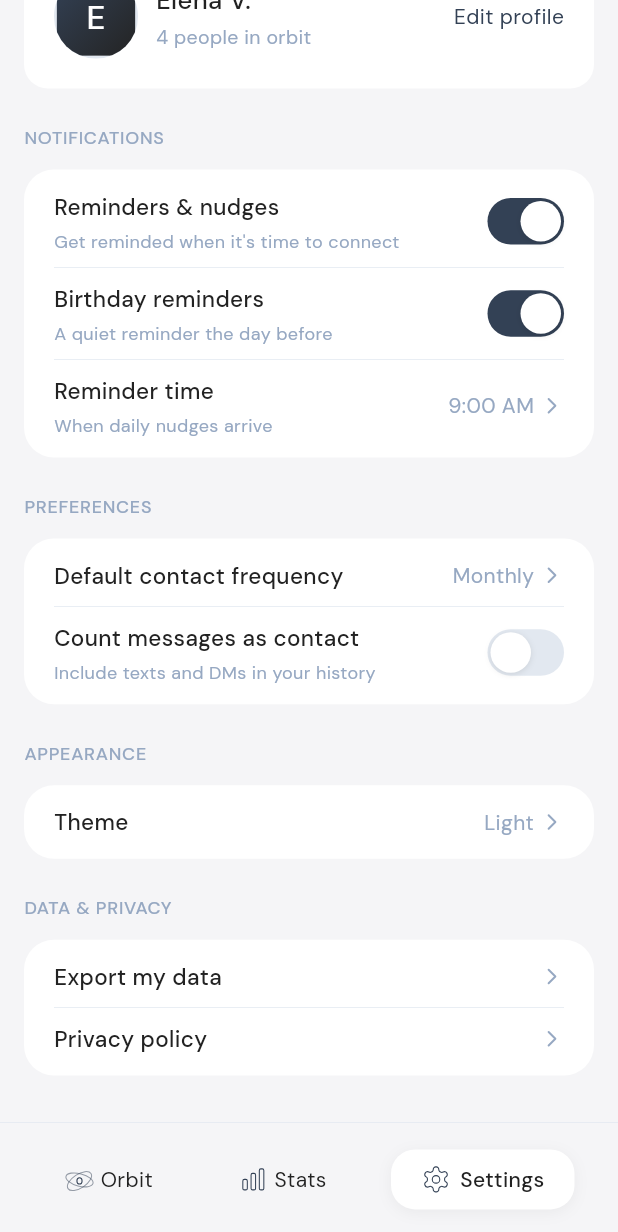
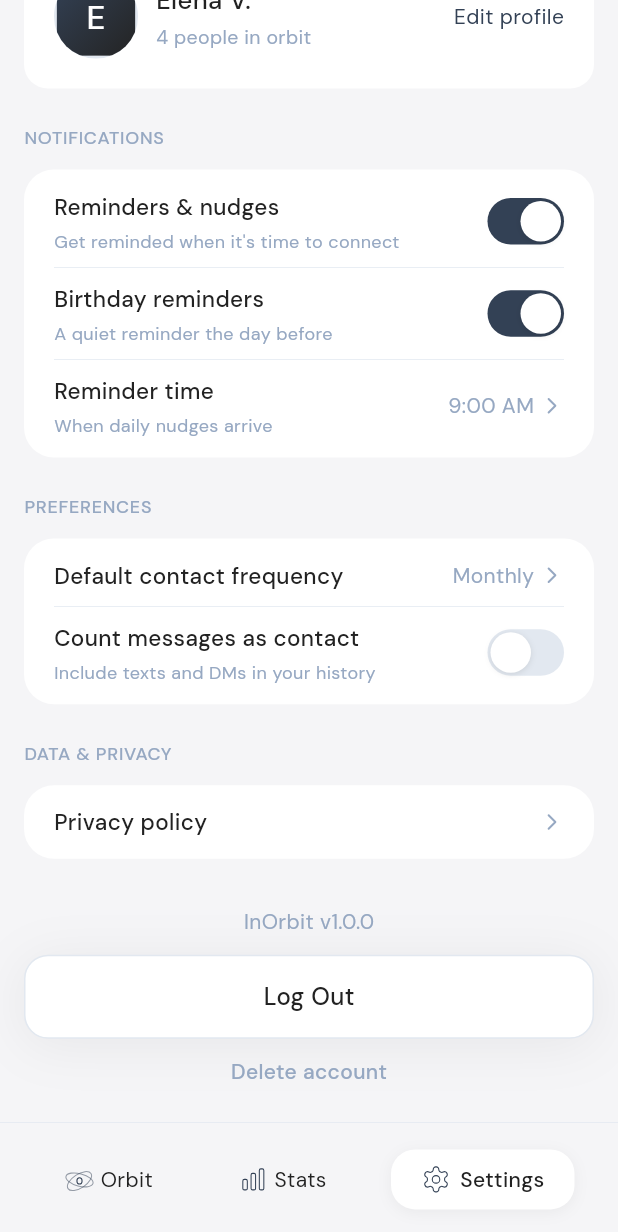
Before and after one commit to savostianovahanna-dev/inorbit-app, a Flutter app: the HomeScreen screen opened directly, item 3 of the bottom bar chosen, scrolled down 105 dp, on a phone screen of 412 x 824 dp. Shown: the top 1232 px of the screen. Run offline on Flutter 3.47's test engine with Material 3 defaults, Android fonts, the phone set to English and light mode, and no system bars; our stand-ins replace cloud_firestore, drift, drift_flutter, firebase_auth, firebase_core, flutter_bloc and 5 more; accounts and stored records are empty; generated files the repository leaves out were written again.

Commit message:
(fix) rename

```diff
--- a/lib/data/models/moment_mapper.dart
+++ /dev/null
@@ -1,36 +0,0 @@
-import 'dart:convert';
-
-import 'package:drift/drift.dart';
-
-import '../../domain/entities/moment.dart';
-import '../local/app_database.dart';
-
-class MomentMapper {
-  const MomentMapper();
-
-  Moment fromDrift(MomentsTableData data) => Moment(
-        id: data.id,
-        friendId: data.friendId,
-        type: data.type,
-        customType: data.momentCustomType,
-        date: data.date,
-        note: data.note,
-        photoPaths: data.photoPaths == null
-            ? const []
-            : List<String>.from(jsonDecode(data.photoPaths!) as List),
-        createdAt: data.createdAt,
-      );
-
-  MomentsTableCompanion toDrift(Moment entity) => MomentsTableCompanion(
-        id: Value(entity.id),
-        friendId: Value(entity.friendId),
-        type: Value(entity.type),
-        momentCustomType: Value(entity.customType),
-        date: Value(entity.date),
-        note: Value(entity.note),
-        photoPaths: Value(
-          entity.photoPaths.isEmpty ? null : jsonEncode(entity.photoPaths),
-        ),
-        createdAt: Value(entity.createdAt),
-      );
-}
--- a/lib/data/models/friend_mapper.dart
+++ b/lib/data/serializers/friend_serializer.dart
@@ -3,8 +3,8 @@ import 'package:drift/drift.dart';
 import '../../domain/entities/friend.dart';
 import '../local/app_database.dart';
 
-class FriendMapper {
-  const FriendMapper();
+class FriendSerializer {
+  const FriendSerializer();
 
   Friend fromDrift(FriendsTableData data) => Friend(
     id: data.id,
--- a/lib/data/models/moment_firestore_mapper.dart
+++ b/lib/data/serializers/moment_firestore_serializer.dart
@@ -2,7 +2,7 @@ import 'package:cloud_firestore/cloud_firestore.dart';
 
 import '../../domain/entities/moment.dart';
 
-class MomentFirestoreMapper {
+class MomentFirestoreSerializer {
   Moment fromFirestore(DocumentSnapshot doc) {
     final data = doc.data() as Map<String, dynamic>;
     return Moment(
--- a/lib/presentation/settings/screens/settings_screen.dart
+++ b/lib/presentation/settings/screens/settings_screen.dart
@@ -94,26 +94,10 @@ class _SettingsContentState extends State<SettingsContent> {
           ),
           const SizedBox(height: 24),
 
-          // ── Appearance ───────────────────────────────────────────────────────
-          const _SectionLabel('Appearance'),
-          const SizedBox(height: 12),
-          const _SettingsCard(
-            children: [
-              _ValueRow(title: 'Theme', value: 'Light'),
-            ],
-          ),
-          const SizedBox(height: 24),
-
           // ── Data & Privacy ───────────────────────────────────────────────────
           const _SectionLabel('Data & Privacy'),
           const SizedBox(height: 12),
-          const _SettingsCard(
-            children: [
-              _ValueRow(title: 'Export my data'),
-              _RowDivider(),
-              _ValueRow(title: 'Privacy policy'),
-            ],
-          ),
+          const _SettingsCard(children: [_ValueRow(title: 'Privacy policy')]),
           const SizedBox(height: 32),
 
           // ── Bottom: version + log out + delete ───────────────────────────────
@@ -191,11 +175,10 @@ class _ProfileCard extends StatelessWidget {
 
           // ── Edit profile link ─────────────────────────────────────────────
           GestureDetector(
-            onTap: () => Navigator.push(
+            onTap:
+                () => Navigator.push(
                   context,
-              MaterialPageRoute(
-                builder: (_) => const EditProfileScreen(),
-              ),
+                  MaterialPageRoute(builder: (_) => const EditProfileScreen()),
                 ),
             child: Text(
               'Edit profile',
@@ -312,11 +295,7 @@ class _ToggleRow extends StatelessWidget {
 // ─── Row with a value label + chevron ────────────────────────────────────────
 
 class _ValueRow extends StatelessWidget {
-  const _ValueRow({
-    required this.title,
-    this.subtitle,
-    this.value,
-  });
+  const _ValueRow({required this.title, this.subtitle, this.value});
 
   final String title;
   final String? subtitle;
@@ -415,14 +394,16 @@ class _Toggle extends StatelessWidget {
 class _ChevronRightPainter extends CustomPainter {
   @override
   void paint(Canvas canvas, Size size) {
-    final paint = Paint()
+    final paint =
+        Paint()
           ..color = AppColors.cardBorder
           ..strokeWidth = 1.33
           ..strokeCap = StrokeCap.round
           ..strokeJoin = StrokeJoin.round
           ..style = PaintingStyle.stroke;
 
-    final path = Path()
+    final path =
+        Path()
           ..moveTo(size.width * 0.36, size.height * 0.22)
           ..lineTo(size.width * 0.64, size.height * 0.50)
           ..lineTo(size.width * 0.36, size.height * 0.78);
```
Also changed, not shown: lib/core/di/injection.dart (+33 -25 lines), lib/core/services/auth_service.dart (+0 -45 lines), lib/data/remote/firebase_friend_repository.dart (+11 -11 lines), lib/data/remote/firebase_moment_repository.dart (+14 -13 lines), lib/data/repositories/local_friend_repository.dart (+9 -9 lines), lib/data/repositories/local_moment_repository.dart (+9 -8 lines), lib/data/serializers/friend_firestore_serializer.dart (renamed from lib/data/models/friend_firestore_mapper.dart, +9 -7 lines), lib/data/serializers/moment_serializer.dart (added, +37 -0 lines), lib/presentation/auth/screens/login_screen.dart (+6 -17 lines). Lines whose indentation alone changed are shown as unchanged.
